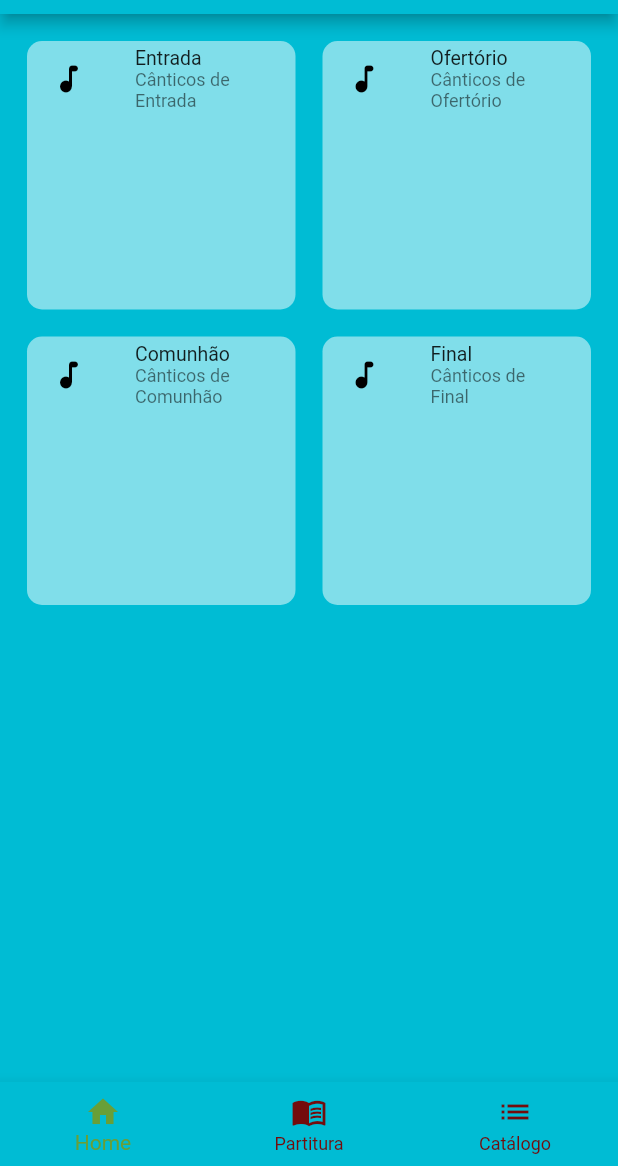
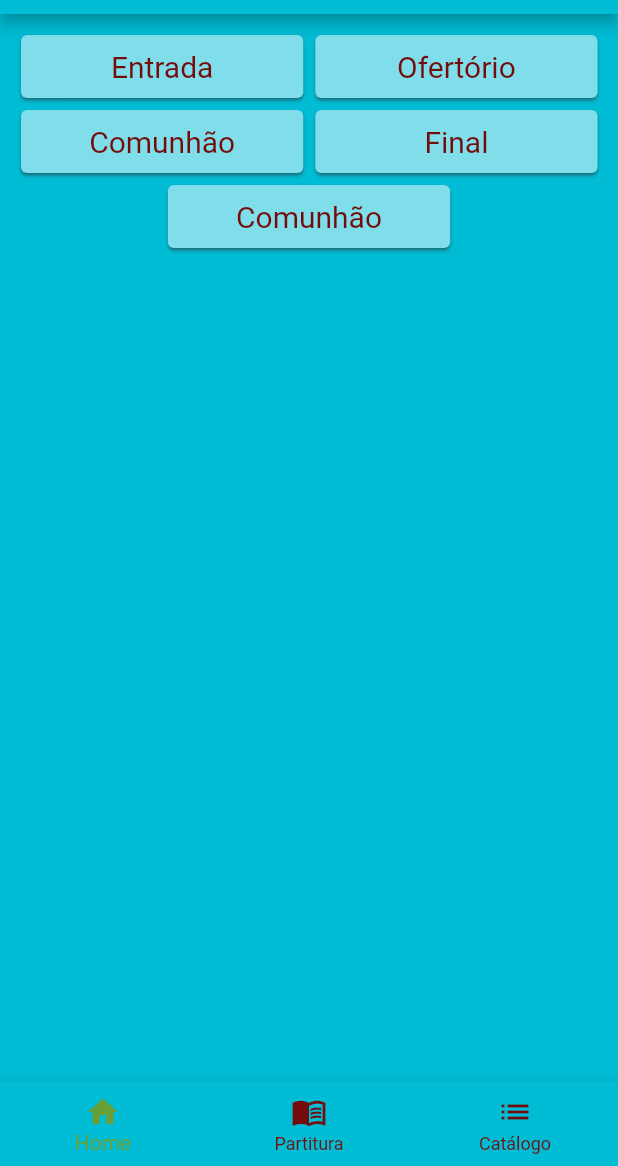
Before and after one commit to ddiasguto/mliturgica, a Flutter app: the screen it shows after launch, on a phone screen of 412 x 824 dp, the part 70-1236 px from its top. Run offline on Flutter 3.47's test engine with Material 2 defaults, Android fonts, the phone set to English and light mode, and no system bars.

Commit message:
Home repagined

```diff
--- a/lib/components/cards_home.dart
+++ b/lib/components/cards_home.dart
@@ -11,24 +11,36 @@ class CardHome extends StatelessWidget {
   @override
   Widget build(BuildContext context) {
     Maestro maestro = Provider.of<Maestro>(context);
-    return ListTile(
-      shape: RoundedRectangleBorder(
-        borderRadius: BorderRadius.circular(10),
+    return Container(
+      height: 50,
+      child: Container(
+        width: MediaQuery.of(context).size.width / 2.1,
+        child: Card(
+          color: Colors.cyan[200],
+          shadowColor: const Color.fromARGB(255, 116, 12, 12),
+          child: InkWell(
+            onTap: () {
+              maestro.setLocalList(category);
+              maestro.setIndexToZero();
+              Navigator.push(context,
+                  MaterialPageRoute(builder: (context) => const ShowMusic()));
+            },
+            focusColor: Colors.black,
+            child: Row(
+              mainAxisAlignment: MainAxisAlignment.center,
+              children: [
+                Text(
+                  category,
+                  style: const TextStyle(
+                    color: Color.fromARGB(255, 116, 12, 12),
+                    fontSize: 20,
+                  ),
+                ),
+              ],
+            ),
+          ),
+        ),
       ),
-      dense: true,
-      leading: const Icon(
-        Icons.music_note_rounded,
-        color: Colors.black,
-      ),
-      title: Text(category),
-      subtitle: Text('Cânticos de  $category'),
-      tileColor: Colors.cyan[200],
-      onTap: () {
-        maestro.setLocalList(category);
-        maestro.setIndexToZero();
-        Navigator.push(context,
-            MaterialPageRoute(builder: (context) => const ShowMusic()));
-      },
     );
   }
 }
--- a/lib/components/home.dart
+++ b/lib/components/home.dart
@@ -6,16 +6,26 @@ class Home extends StatelessWidget {
 
   @override
   Widget build(BuildContext context) {
-    return GridView.count(
-      mainAxisSpacing: 18.0,
-      crossAxisSpacing: 18,
-      padding: EdgeInsets.all(18.0),
-      crossAxisCount: 2,
+    return ListView(
+      padding: const EdgeInsets.all(10),
       children: [
-        CardHome("Entrada"),
-        CardHome("Ofertório"),
-        CardHome("Comunhão"),
-        CardHome("Final"),
+        const Row(
+          mainAxisAlignment: MainAxisAlignment.center,
+          children: [
+            CardHome("Entrada"),
+            CardHome("Ofertório"),
+          ],
+        ),
+        const Row(mainAxisAlignment: MainAxisAlignment.center, children: [
+          CardHome("Comunhão"),
+          CardHome("Final"),
+        ]),
+        const Row(
+          mainAxisAlignment: MainAxisAlignment.center,
+          children: [
+            CardHome("Comunhão"),
+          ],
+        ),
       ],
     );
   }
```
